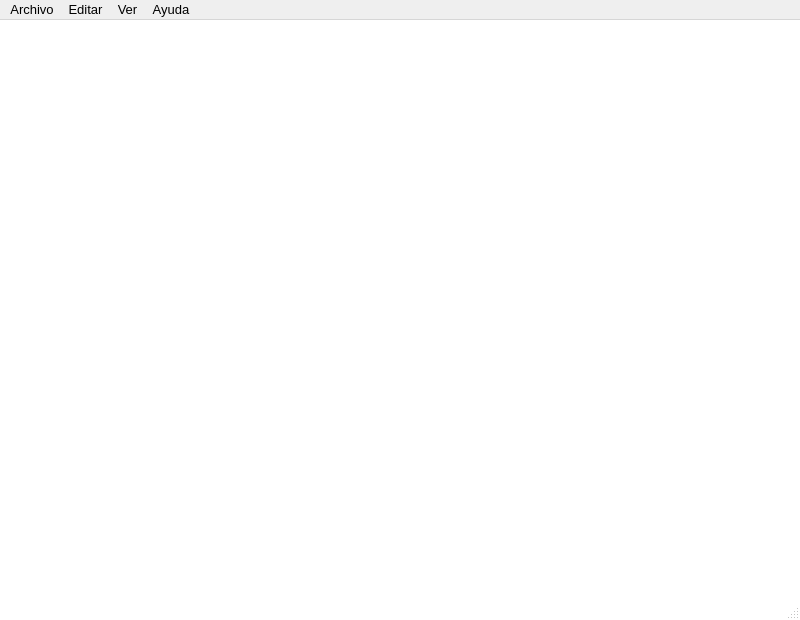
This is app/ui/MainWindow.ui in caicesardev/Notepy as Qt 5 draws it before an edit. The edited form follows.
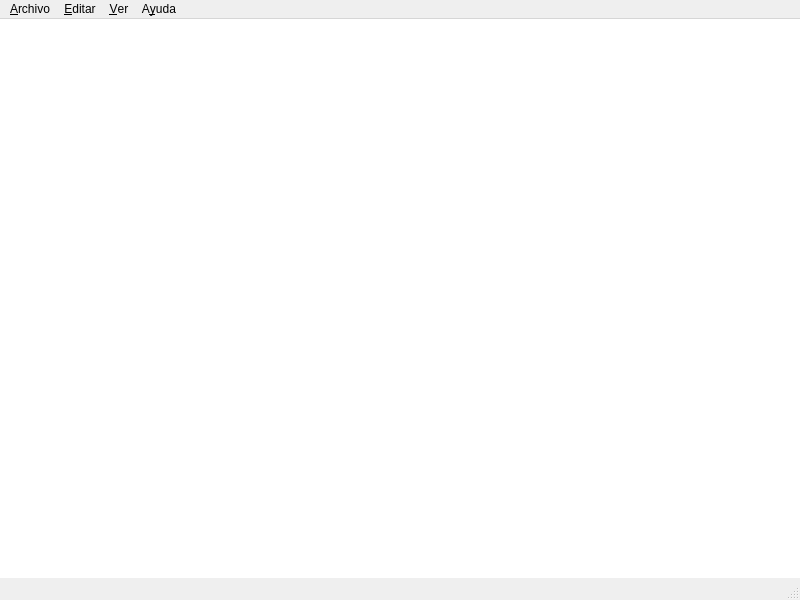
This is the edited form. Icons and pictures are not drawn. Custom widgets are drawn as their Qt base class.

Commit message: Fix editor bugs, add find and replace and update dependencies

The edit to the form file:
```diff
--- a/app/ui/MainWindow.ui
+++ b/app/ui/MainWindow.ui
@@ -7,20 +7,15 @@
     <x>0</x>
     <y>0</y>
     <width>800</width>
-    <height>620</height>
+    <height>600</height>
    </rect>
   </property>
   <property name="minimumSize">
    <size>
-    <width>250</width>
-    <height>125</height>
+    <width>320</width>
+    <height>200</height>
    </size>
   </property>
-  <property name="font">
-   <font>
-    <family>Roboto</family>
-   </font>
-  </property>
   <property name="windowTitle">
    <string>Notepy</string>
   </property>
@@ -28,52 +23,39 @@
    <iconset resource="../images.qrc">
     <normaloff>:/res/images/notes.png</normaloff>:/res/images/notes.png</iconset>
   </property>
-  <property name="styleSheet">
-   <string notr="true">QMainWindow#MainWindow {background: white; }</string>
-  </property>
-  <widget class="QWidget" name="centralwidget">
-   <layout class="QGridLayout" name="gridLayout">
+  <widget class="QWidget" name="central_widget">
+   <layout class="QVBoxLayout" name="central_layout">
+    <property name="spacing">
+     <number>0</number>
+    </property>
+    <property name="leftMargin">
+     <number>0</number>
+    </property>
+    <property name="topMargin">
+     <number>0</number>
+    </property>
+    <property name="rightMargin">
+     <number>0</number>
+    </property>
     <property name="bottomMargin">
      <number>0</number>
     </property>
-    <item row="0" column="0">
-     <widget class="QPlainTextEdit" name="editor">
-      <property name="font">
-       <font>
-        <family>Roboto</family>
-        <pointsize>12</pointsize>
-       </font>
-      </property>
+    <item>
+     <widget class="TextEditor" name="editor">
       <property name="frameShape">
        <enum>QFrame::NoFrame</enum>
       </property>
-      <property name="lineWrapMode">
-       <enum>QPlainTextEdit::NoWrap</enum>
+      <property name="tabChangesFocus">
+       <bool>false</bool>
       </property>
      </widget>
     </item>
    </layout>
   </widget>
-  <widget class="QMenuBar" name="menubar">
-   <property name="geometry">
-    <rect>
-     <x>0</x>
-     <y>0</y>
-     <width>800</width>
-     <height>24</height>
-    </rect>
-   </property>
-   <property name="font">
-    <font>
-     <pointsize>10</pointsize>
-    </font>
-   </property>
-   <widget class="QMenu" name="file">
-    <property name="tearOffEnabled">
-     <bool>true</bool>
-    </property>
+  <widget class="QMenuBar" name="menu_bar">
+   <widget class="QMenu" name="file_menu">
     <property name="title">
-     <string>Archivo</string>
+     <string>&amp;Archivo</string>
     </property>
     <addaction name="action_new"/>
     <addaction name="action_new_window"/>
@@ -86,12 +68,9 @@
     <addaction name="separator"/>
     <addaction name="action_exit"/>
    </widget>
-   <widget class="QMenu" name="edit">
-    <property name="tearOffEnabled">
-     <bool>true</bool>
-    </property>
+   <widget class="QMenu" name="edit_menu">
     <property name="title">
-     <string>Editar</string>
+     <string>&amp;Editar</string>
     </property>
     <addaction name="action_undo"/>
     <addaction name="action_redo"/>
@@ -111,12 +90,9 @@
     <addaction name="separator"/>
     <addaction name="action_font"/>
    </widget>
-   <widget class="QMenu" name="view">
-    <property name="tearOffEnabled">
-     <bool>true</bool>
-    </property>
+   <widget class="QMenu" name="view_menu">
     <property name="title">
-     <string>Ver</string>
+     <string>&amp;Ver</string>
     </property>
     <widget class="QMenu" name="menuZoom">
      <property name="tearOffEnabled">
@@ -133,18 +109,18 @@
     <addaction name="action_status_bar"/>
     <addaction name="action_word_wrap"/>
    </widget>
-   <widget class="QMenu" name="help">
+   <widget class="QMenu" name="help_menu">
     <property name="title">
-     <string>Ayuda</string>
+     <string>A&amp;yuda</string>
     </property>
     <addaction name="action_settings"/>
     <addaction name="action_about"/>
     <addaction name="action_about_qt"/>
    </widget>
-   <addaction name="file"/>
-   <addaction name="edit"/>
-   <addaction name="view"/>
-   <addaction name="help"/>
+   <addaction name="file_menu"/>
+   <addaction name="edit_menu"/>
+   <addaction name="view_menu"/>
+   <addaction name="help_menu"/>
   </widget>
   <widget class="QStatusBar" name="status_bar"/>
   <action name="action_new">
@@ -370,6 +346,18 @@
    </property>
   </action>
  </widget>
+ <customwidgets>
+  <customwidget>
+   <class>TextEditor</class>
+   <extends>QPlainTextEdit</extends>
+   <header>src/widgets/text_editor.h</header>
+  </customwidget>
+  <customwidget>
+   <class>DocumentStatusBar</class>
+   <extends>QStatusBar</extends>
+   <header>src/widgets/document_status_bar.h</header>
+  </customwidget>
+ </customwidgets>
  <resources>
   <include location="../images.qrc"/>
  </resources>
```
Left out of the diff: 163 changed lines with no effect on the pictures. The commit also changes 47 other files.
